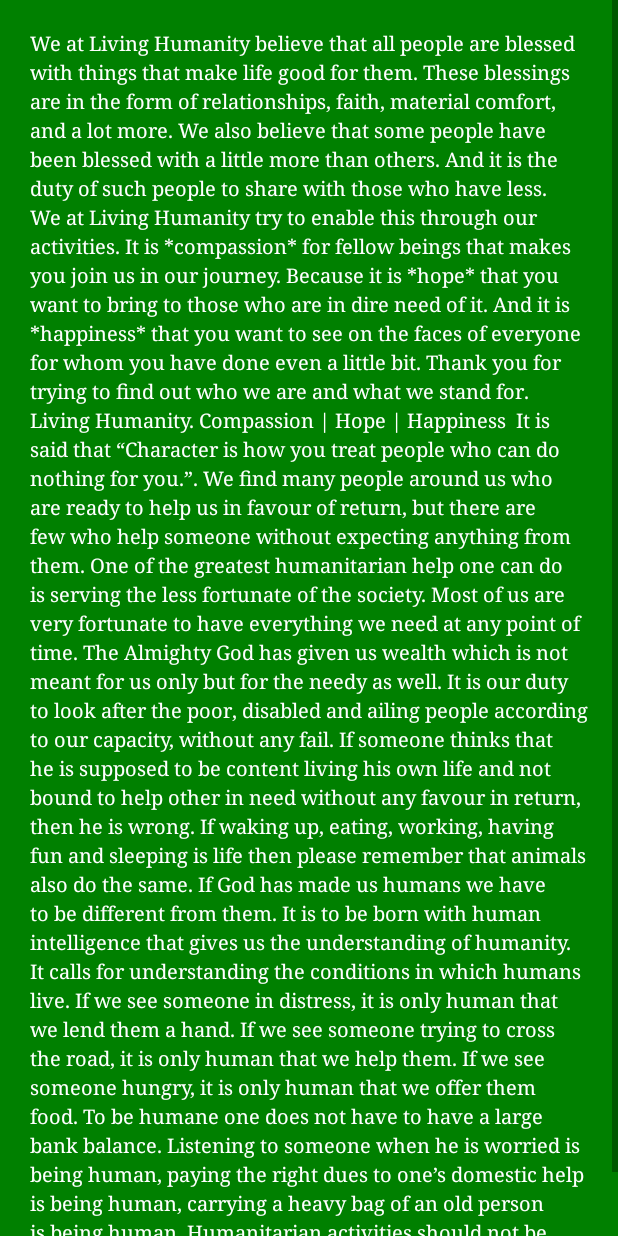
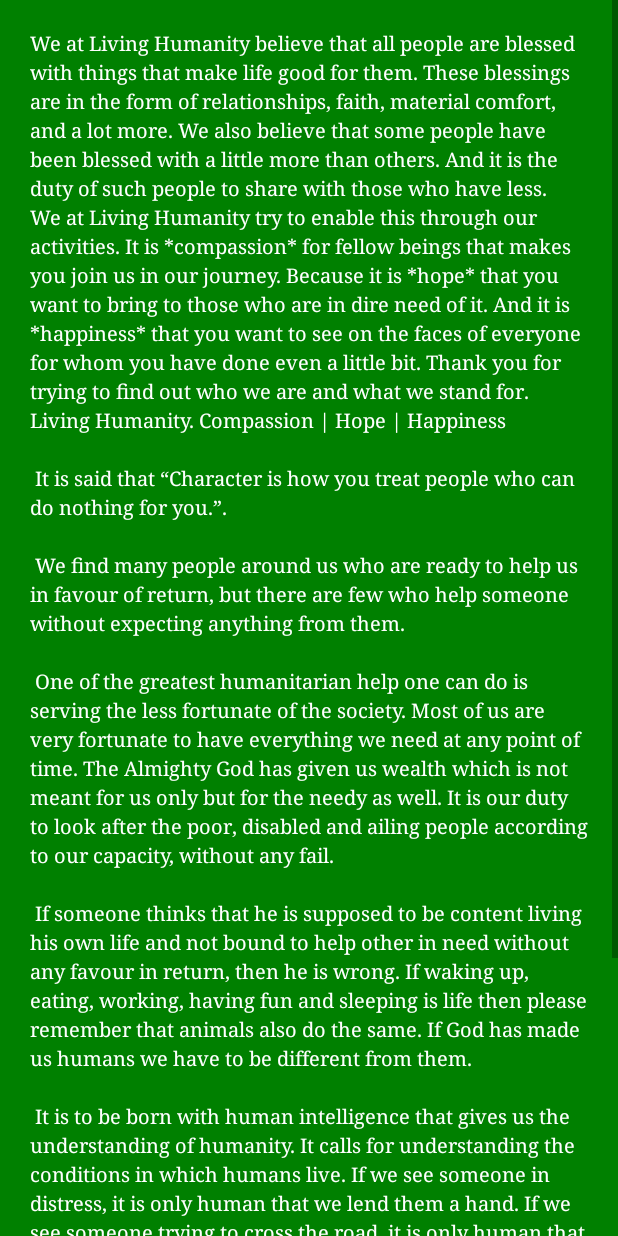
Before and after one commit to greenvalley1316/livinghumanity_native, an Android app: the HomeActivity screen opened directly, with no data from a screen before it, after a tap on "See More", on a phone screen of 412 x 824 dp. Run offline under Robolectric (Android 15) with nearby library versions, the phone set to English and light mode, and no system bars.

Commit message:
Some page and dialog modifications

```diff
--- a/app/src/main/java/com/example/apps/livinghumanity/MainActivity.java
+++ b/app/src/main/java/com/example/apps/livinghumanity/MainActivity.java
@@ -59,10 +59,10 @@ public class MainActivity extends AppCompatActivity implements View.OnClickListe
                 startActivity(new Intent(MainActivity.this, ContactUsActivity.class));
                 break;
             case R.id.fb_follow:
-                Toast.makeText(MainActivity.this, "Bhaag bhosdi ke", Toast.LENGTH_LONG).show();
+                Toast.makeText(MainActivity.this, "FB login karna parega. Soch le...", Toast.LENGTH_LONG).show();
                 break;
             case R.id.youtube:
-                Toast.makeText(MainActivity.this, "Tu to CHUTIYA hai be", Toast.LENGTH_LONG).show();
+                Toast.makeText(MainActivity.this, "Subscribe zarur karna. Samjha...", Toast.LENGTH_LONG).show();
                 break;
         }
     }
--- a/app/src/main/res/layout/dialog_box.xml
+++ b/app/src/main/res/layout/dialog_box.xml
@@ -21,15 +21,14 @@
             android:lineSpacingExtra="3dp"
             android:textSize="13dp"
             android:textAppearance="@style/CodeFont"
-            android:text="We at Living Humanity believe that all people are blessed with things that make life good for them. These blessings are in the form of relationships, faith, material comfort, and a lot more. We also believe that some people have been blessed with a little more than others. And it is the duty of such people to share with those who have less. We at Living Humanity try to enable this through our activities. It is *compassion* for fellow beings that makes you join us in our journey. Because it is *hope* that you want to bring to those who are in dire need of it. And it is *happiness* that you want to see on the faces of everyone for whom you have done even a little bit. Thank you for trying to find out who we are and what we stand for. Living Humanity. Compassion | Hope | Happiness
-
-It is said that “Character is how you treat people who can do nothing for you.”.
-We find many people around us who are ready to help us in favour of return, but there are few who help someone without expecting anything from them.
-One of the greatest humanitarian help one can do is serving the less fortunate of the society. Most of us are very fortunate to have everything we need at any point of time. The Almighty God has given us wealth which is not meant for us only but for the needy as well. It is our duty to look after the poor, disabled and ailing people according to our capacity, without any fail.
-If someone thinks that he is supposed to be content living his own life and not bound to help other in need without any favour in return, then he is wrong. If waking up, eating, working, having fun and sleeping is life then please remember that animals also do the same. If God has made us humans we have to be different from them.
-It is to be born with human intelligence that gives us the understanding of humanity. It calls for understanding the conditions in which humans live. If we see someone in distress, it is only human that we lend them a hand. If we see someone trying to cross the road, it is only human that we help them. If we see someone hungry, it is only human that we offer them food.
-To be humane one does not have to have a large bank balance. Listening to someone when he is worried is being human, paying the right dues to one’s domestic help is being human, carrying a heavy bag of an old person is being human.
-Humanitarian activities should not be performed for fame."
+            android:text="We at Living Humanity believe that all people are blessed with things that make life good for them. These blessings are in the form of relationships, faith, material comfort, and a lot more. We also believe that some people have been blessed with a little more than others. And it is the duty of such people to share with those who have less. We at Living Humanity try to enable this through our activities. It is *compassion* for fellow beings that makes you join us in our journey. Because it is *hope* that you want to bring to those who are in dire need of it. And it is *happiness* that you want to see on the faces of everyone for whom you have done even a little bit. Thank you for trying to find out who we are and what we stand for. Living Humanity. Compassion | Hope | Happiness \n
+\n It is said that “Character is how you treat people who can do nothing for you.”.\n
+\n We find many people around us who are ready to help us in favour of return, but there are few who help someone without expecting anything from them.\n
+\n One of the greatest humanitarian help one can do is serving the less fortunate of the society. Most of us are very fortunate to have everything we need at any point of time. The Almighty God has given us wealth which is not meant for us only but for the needy as well. It is our duty to look after the poor, disabled and ailing people according to our capacity, without any fail.\n
+\n If someone thinks that he is supposed to be content living his own life and not bound to help other in need without any favour in return, then he is wrong. If waking up, eating, working, having fun and sleeping is life then please remember that animals also do the same. If God has made us humans we have to be different from them.\n
+\n It is to be born with human intelligence that gives us the understanding of humanity. It calls for understanding the conditions in which humans live. If we see someone in distress, it is only human that we lend them a hand. If we see someone trying to cross the road, it is only human that we help them. If we see someone hungry, it is only human that we offer them food.\n
+\n To be humane one does not have to have a large bank balance. Listening to someone when he is worried is being human, paying the right dues to one’s domestic help is being human, carrying a heavy bag of an old person is being human.\n
+\n Humanitarian activities should not be performed for fame."
             android:id="@+id/tv_description"/>
 
         </LinearLayout>
```
Also changed, not shown: app/src/main/java/com/example/apps/livinghumanity/AboutUsActivity.java (+1 -17 lines), app/src/main/java/com/example/apps/livinghumanity/HomeActivity.java (+31 -6 lines).
